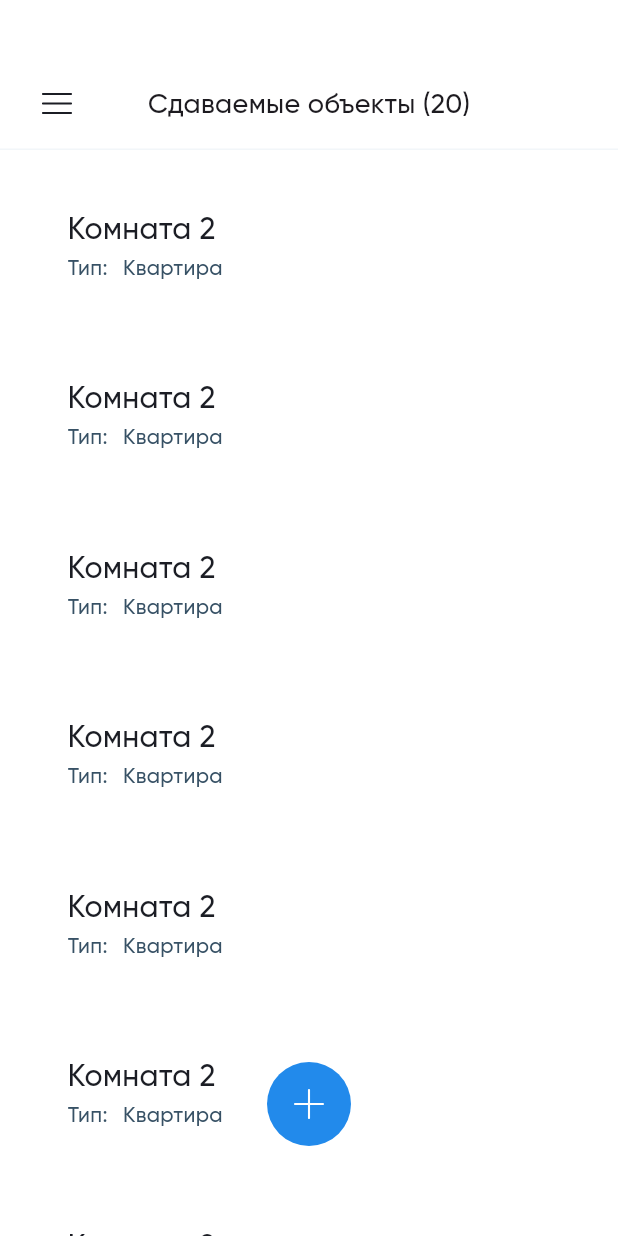
After one commit to x4dead/qaz-booking-ui, a Flutter app: the ObjectsForRentPage screen opened by its route, after a tap on "Комната 2", on a phone screen of 412 x 824 dp. The commit adds this screen. Run offline on Flutter 3.47's test engine with Material 3 defaults, Android fonts, the phone set to English and light mode, and no system bars; our stand-ins replace flutter_svg, go_router, syncfusion_flutter_datepicker, timezone; missing offline and left inert: syncfusion_flutter_core.

Commit message:
Добавил скролл для кнопок в меню, если высота экрана маленькое, сверстал экран "Сдаваемые объекты", добавил виджет, splash_button

```diff
--- a/lib/themes/text_style/text_style.dart
+++ b/lib/themes/text_style/text_style.dart
@@ -11,7 +11,7 @@ abstract class AppTextStyle {
   static TextStyle w600s24 = TextStyle(
       fontSize: 24,
       fontWeight: FontWeight.w600,
-      height: 17.0.toFigmaHeight(24));
+      height: 29.0.toFigmaHeight(24));
 // Font: Gilroy
 // Font weight: 600
 // Font size: 9pxpx
--- a/lib/ui/pages/main_page/main_page.dart
+++ b/lib/ui/pages/main_page/main_page.dart
@@ -1,6 +1,7 @@
 import 'package:flutter/cupertino.dart';
 import 'package:flutter/material.dart';
 import 'package:flutter_svg/svg.dart';
+import 'package:go_router/go_router.dart';
 import 'package:qaz_booking_ui/calendar/calendar.dart';
 import 'package:qaz_booking_ui/calendar/src/calendar/appointment_engine/calendar_datasource.dart';
 import 'package:qaz_booking_ui/calendar/src/calendar/settings/header_style.dart';
@@ -47,8 +48,8 @@ class BookingDataSource extends CalendarDataSource {
 }
 
 class MainPage extends StatefulWidget {
-  const MainPage({super.key});
-
+  const MainPage({super.key, this.routeState});
+  final GoRouterState? routeState;
   @override
   State<MainPage> createState() => _MainPageState();
 }
@@ -80,10 +81,11 @@ class _MainPageState extends State<MainPage> {
       return meetings;
     }
 
+    final globalKey = GlobalKey<ScaffoldState>();
     return Scaffold(
       backgroundColor: AppColors.colorWhite,
       key: globalKey,
-      drawer: const DrawerMenu(),
+      drawer: DrawerMenu(routeState: widget.routeState),
       appBar: PreferredSize(
         preferredSize: const Size(double.infinity, 100),
         child: CustomAppBar(title: 'QazBooking', action: (
--- a/lib/ui/pages/main_page/widgets/drawer_menu.dart
+++ b/lib/ui/pages/main_page/widgets/drawer_menu.dart
@@ -1,15 +1,25 @@
 import 'package:flutter/material.dart';
 import 'package:flutter_svg/flutter_svg.dart';
+import 'package:go_router/go_router.dart';
 import 'package:qaz_booking_ui/themes/colors/app_colors.dart';
 import 'package:qaz_booking_ui/themes/text_style/text_style.dart';
+import 'package:qaz_booking_ui/ui/widgets/splash_button.dart';
 import 'package:qaz_booking_ui/utils/constants/ui_constants.dart';
 import 'package:qaz_booking_ui/utils/extentions/figma_height.dart';
-import 'package:qaz_booking_ui/utils/resources/app_images.dart';
 
 class DrawerMenu extends StatelessWidget {
-  const DrawerMenu({super.key});
+  const DrawerMenu({super.key, this.routeState});
+  final GoRouterState? routeState;
   @override
   Widget build(BuildContext context) {
+    void goToPage(String pageName) {
+      if (routeState?.path == '/$pageName') {
+        context.pop();
+      } else {
+        context.go('/$pageName');
+      }
+    }
+
     return Container(
       width: 280,
       height: double.infinity,
@@ -29,6 +39,7 @@ class DrawerMenu extends StatelessWidget {
                   child: Center(
                     child: Text(
                       'П',
+                      textAlign: TextAlign.center,
                       style: AppTextStyle.w600s24
                           .copyWith(color: AppColors.colorWhite),
                     ),
@@ -67,18 +78,28 @@ class DrawerMenu extends StatelessWidget {
             ),
           ),
           kSBH25,
-          ...List.generate(
-              menuButtons.length,
-              (index) => Material(
-                    color: AppColors.colorTransparent,
-                    child: InkWell(
-                      onTap: () {},
+          Flexible(
+            child: ListView.custom(
+              childrenDelegate: SliverChildBuilderDelegate(
+                  childCount: menuButtons.length,
+                  (context, index) => SplashButton(
+                        onTap: () => switch (index) {
+                          0 => {
+                              goToPage('main')
+
+                              ///
+                              ///TODO: Сделать правильную анимацию перехода в профиль через Drawer меню
+                            },
+                          1 => {goToPage('objects_for_rent')},
+                          2 => {goToPage('objects_for_rent')},
+                          3 => {goToPage('objects_for_rent')},
+                          4 => {goToPage('objects_for_rent')},
+                          _ => null,
+                        },
                         child: Container(
                           padding: kPH20,
                           height: 60,
                           child: Row(
-                          // crossAxisAlignment: CrossAxisAlignment.,
-                          // mainAxisAlignment: MainAxisAlignment.center,
                             children: [
                               SvgPicture.asset(menuButtons[index].$1),
                               kSBW10,
@@ -91,15 +112,18 @@ class DrawerMenu extends StatelessWidget {
                             ],
                           ),
                         ),
+                      )),
             ),
-                  )),
-          const Spacer(),
-          Padding(
-            padding: kPH20,
+          ),
+          Align(
+            alignment: Alignment.bottomLeft,
+            child: Padding(
+              padding: kPH20V12.copyWith(bottom: 0),
               child: Text(
                 'Версия 4.11.7',
                 style: AppTextStyle.w500s14.copyWith(
                     height: 10.0.toFigmaHeight(14), color: AppColors.colorGray),
+              ),
             ),
           ),
           kSBH50
--- /dev/null
+++ b/lib/ui/pages/objects_for_rent_page/objects_for_rent_page.dart
@@ -0,0 +1,103 @@
+import 'package:flutter/material.dart';
+import 'package:flutter_svg/svg.dart';
+import 'package:go_router/go_router.dart';
+import 'package:qaz_booking_ui/themes/colors/app_colors.dart';
+import 'package:qaz_booking_ui/themes/text_style/text_style.dart';
+import 'package:qaz_booking_ui/ui/pages/main_page/widgets/drawer_menu.dart';
+import 'package:qaz_booking_ui/ui/widgets/custom_app_bar.dart';
+import 'package:qaz_booking_ui/ui/widgets/splash_button.dart';
+import 'package:qaz_booking_ui/utils/constants/ui_constants.dart';
+import 'package:qaz_booking_ui/utils/extentions/figma_height.dart';
+import 'package:qaz_booking_ui/utils/resources/app_images.dart';
+
+class ObjectsForRentPage extends StatelessWidget {
+  const ObjectsForRentPage({super.key, this.routeState});
+  final GoRouterState? routeState;
+  @override
+  Widget build(BuildContext context) {
+    final globalKey = GlobalKey<ScaffoldState>();
+
+    return Scaffold(
+      key: globalKey,
+      backgroundColor: AppColors.colorWhite,
+      drawer: DrawerMenu(routeState: routeState),
+      appBar: PreferredSize(
+        preferredSize: const Size(double.infinity, 100),
+        child: CustomAppBar(title: 'Сдаваемые объекты (20)', leading: (
+          SvgPicture.asset(AppImages.menu),
+          () => globalKey.currentState?.openDrawer(),
+        )),
+      ),
+      body: Stack(
+        alignment: Alignment.bottomCenter,
+        children: [
+          CustomScrollView(
+            slivers: [
+              SliverPadding(
+                padding: kPV15,
+                sliver: SliverList.separated(
+                  itemCount: 20,
+                  itemBuilder: (ctx, index) {
+                    return SplashButton(
+                      onTap: () {},
+                      child: SizedBox(
+                        height: 97,
+                        width: double.infinity,
+                        child: Padding(
+                          padding: kPH45V25,
+                          child: Column(
+                            crossAxisAlignment: CrossAxisAlignment.start,
+                            children: [
+                              Text(
+                                'Комната 2',
+                                style: AppTextStyle.w500s20.copyWith(
+                                    color: AppColors.colorBlack,
+                                    height: 24.0.toFigmaHeight(20),
+                                    overflow: TextOverflow.ellipsis),
+                              ),
+                              kSBH6,
+                              Row(
+                                children: [
+                                  Text(
+                                    'Тип:',
+                                    style: AppTextStyle.w500s14.copyWith(
+                                        color: AppColors.colorDarkGray,
+                                        overflow: TextOverflow.ellipsis),
+                                  ),
+                                  kSBW10,
+                                  Text(
+                                    'Квартира',
+                                    style: AppTextStyle.w500s14.copyWith(
+                                        color: AppColors.colorDarkGray),
+                                  ),
+                                ],
+                              ),
+                            ],
+                          ),
+                        ),
+                      ),
+                    );
+                  },
+                  separatorBuilder: (ctx, index) => kSBH16,
+                ),
+              ),
+            ],
+          ),
+          Positioned(
+            bottom: 60,
+            child: Align(
+              alignment: Alignment.bottomCenter,
+              child: FloatingActionButton(
+                  elevation: 0,
+                  shape: RoundedRectangleBorder(
+                      borderRadius: BorderRadius.circular(100)),
+                  backgroundColor: AppColors.colorBlue,
+                  onPressed: () {},
+                  child: SvgPicture.asset(AppImages.plus)),
+            ),
+          ),
+        ],
+      ),
+    );
+  }
+}
--- /dev/null
+++ b/lib/ui/widgets/splash_button.dart
@@ -0,0 +1,18 @@
+import 'package:flutter/material.dart';
+import 'package:qaz_booking_ui/themes/colors/app_colors.dart';
+
+class SplashButton extends StatelessWidget {
+  const SplashButton({super.key, this.onTap, this.child});
+  final VoidCallback? onTap;
+  final Widget? child;
+  @override
+  Widget build(BuildContext context) {
+    return Material(
+      color: AppColors.colorTransparent,
+      child: InkWell(
+        onTap: onTap,
+        child: child,
+      ),
+    );
+  }
+}
--- a/lib/utils/constants/ui_constants.dart
+++ b/lib/utils/constants/ui_constants.dart
@@ -11,6 +11,7 @@ const kSBH45 = SizedBox(height: 45);
 const kSBH10 = SizedBox(height: 10);
 const kSBW10 = SizedBox(width: 10);
 const kSBH15 = SizedBox(height: 15);
+const kSBH16 = SizedBox(height: 16);
 const kSBW6 = SizedBox(width: 6);
 const kSBH6 = SizedBox(height: 6);
 const kSBH8 = SizedBox(height: 8);
@@ -21,6 +22,8 @@ const kPH20V12 = EdgeInsets.symmetric(horizontal: 20, vertical: 12);
 const kPZero = EdgeInsets.zero;
 const kPAll6 = EdgeInsets.all(6);
 const kPAll20 = EdgeInsets.all(20);
+const kPV15 = EdgeInsets.symmetric(vertical: 15);
+const kPH45V25 = EdgeInsets.symmetric(horizontal: 45, vertical: 25);
 const kPH20 = EdgeInsets.symmetric(horizontal: 20);
 const kPH20V18Dot5 = EdgeInsets.symmetric(horizontal: 20, vertical: 18.5);
 
--- a/lib/utils/resources/app_images.dart
+++ b/lib/utils/resources/app_images.dart
@@ -22,4 +22,5 @@ abstract class AppImages {
   static const attachDocument = 'assets/svg/attach_document.svg';
   static const main = 'assets/svg/main.svg';
   static const person = 'assets/svg/person.svg';
+  static const plus = 'assets/svg/plus.svg';
 }
--- a/lib/utils/router/router.dart
+++ b/lib/utils/router/router.dart
@@ -5,6 +5,7 @@ import 'package:flutter/material.dart';
 import 'package:go_router/go_router.dart';
 import 'package:qaz_booking_ui/ui/pages/auth_page/auth_page.dart';
 import 'package:qaz_booking_ui/ui/pages/main_page/main_page.dart';
+import 'package:qaz_booking_ui/ui/pages/objects_for_rent_page/objects_for_rent_page.dart';
 import 'package:qaz_booking_ui/ui/pages/splash_screen/splah_screen.dart';
 import 'package:qaz_booking_ui/utils/router/fade_transition.dart';
 
@@ -38,8 +39,6 @@ class AppRouter {
         ),
         GoRoute(
           path: '/splash',
-
-          // builder: (context, state) => const SplashScreen,
           pageBuilder: (context, state) {
             return FadeTransitionPage(
                 child: const SplashScreen(), key: state.pageKey);
@@ -48,16 +47,18 @@ class AppRouter {
         GoRoute(
           path: '/main',
           pageBuilder: (context, state) {
-            return CupertinoPage(child: const MainPage(), key: state.pageKey);
+            return CupertinoPage(
+                child: MainPage(routeState: state), key: state.pageKey);
           },
         ),
-        // GoRoute(
-        //   path: '/create_chat',
-        //   pageBuilder: (context, state) {
-        //     return FadeTransitionPage(
-        //         child: const CreateChatPage(), key: state.pageKey);
-        //   },
-        // ),
+        GoRoute(
+          path: '/objects_for_rent',
+          pageBuilder: (context, state) {
+            return FadeTransitionPage(
+                child: ObjectsForRentPage(routeState: state),
+                key: state.pageKey);
+          },
+        ),
       ],
       errorBuilder: (context, state) =>
           const Scaffold(body: Center(child: Text('Not found route'))));
```
Also changed, not shown: assets/svg/plus.svg (added). Lines whose indentation alone changed are shown as unchanged.
